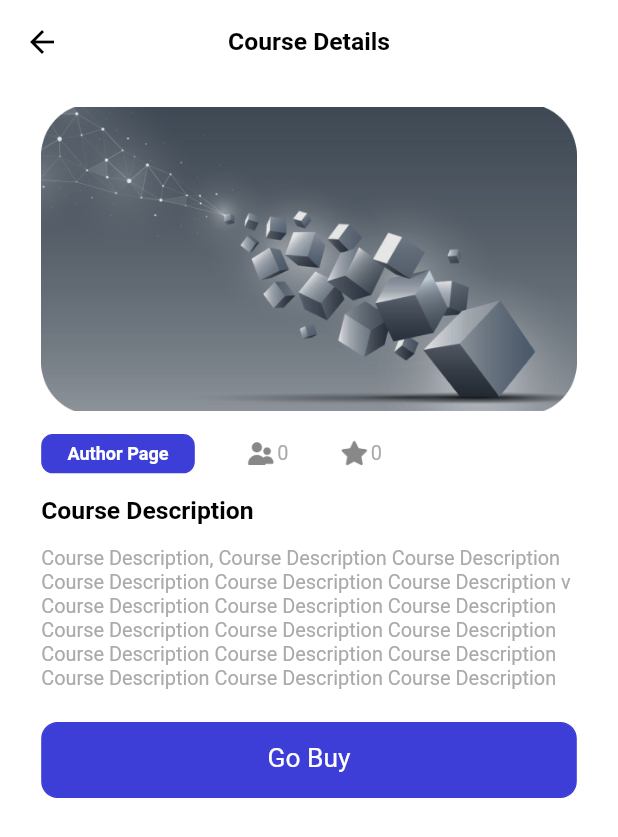
After one commit to Elvis-1/edtech, a Flutter app: the CourseDetailPage screen opened by its route, after a tap on "Author Page", on a phone screen of 412 x 824 dp. The commit adds this screen. Shown: the top 837 px of the screen. Run offline on Flutter 3.47's test engine with Material 2 defaults, Android fonts, the phone set to English and light mode, and no system bars; our stand-ins replace cloud_firestore, dio, dots_indicator, firebase_auth, firebase_core, flutter_bloc and 4 more; accounts and stored records are empty; statements that could not run were skipped.

Commit message:
started course details page

```diff
--- a/lib/common/routes/names.dart
+++ b/lib/common/routes/names.dart
@@ -11,4 +11,6 @@ class AppRoutes {
   static const HOME_PAGE = '/home_page';
   // for settings of the app
   static const SETTINGS = "/settings";
+  // for course details page of the app
+  static const COURSE_DETAILS_PAGE = "/course_details_page";
 }
--- a/lib/common/routes/pages.dart
+++ b/lib/common/routes/pages.dart
@@ -1,6 +1,8 @@
 import 'package:edtech/common/routes/names.dart';
 import 'package:edtech/pages/application/application_page.dart';
 import 'package:edtech/pages/application/bloc/app_bloc.dart';
+import 'package:edtech/pages/course/bloc/course_detail_bloc.dart';
+import 'package:edtech/pages/course/course_detail_page.dart';
 import 'package:edtech/pages/home/bloc/home_page_bloc.dart';
 import 'package:edtech/pages/home/home_page.dart';
 import 'package:edtech/pages/profile/settings/bloc/settings_bloc.dart';
@@ -42,7 +44,11 @@ class AppPages {
       PageEntity(
           route: AppRoutes.SETTINGS,
           page: const SettingsPage(),
-          bloc: BlocProvider(create: (_) => SettingsBloc()))
+          bloc: BlocProvider(create: (_) => SettingsBloc())),
+      PageEntity(
+          route: AppRoutes.COURSE_DETAILS_PAGE,
+          page: const CourseDetailPage(),
+          bloc: BlocProvider(create: (_) => CourseDetailsBloc()))
     ];
   }
 
--- a/lib/common/service/storage_service.dart
+++ b/lib/common/service/storage_service.dart
@@ -40,7 +40,7 @@ class StorageService {
     return _prefs.getString(AppConstants.STORAGE_USER_TOKEN_KEY) ?? "";
   }
 
-  UserItem? getUserProfile() {
+  getUserProfile() {
     var profileOffline =
         _prefs.getString(AppConstants.STORAGE_USER_PROFILE_KEY) ?? "";
 
--- a/lib/common/utils/http_util.dart
+++ b/lib/common/utils/http_util.dart
@@ -17,8 +17,8 @@ class HttpUtil {
   HttpUtil._internal() {
     BaseOptions options = BaseOptions(
         baseUrl: AppConstants.SERVER_API_URL,
-        connectTimeout: const Duration(seconds: 30),
-        receiveTimeout: const Duration(seconds: 30),
+        connectTimeout: const Duration(minutes: 20),
+        receiveTimeout: const Duration(minutes: 20),
         headers: {},
         contentType: "application/json: charset=utf-8",
         responseType: ResponseType.json);
--- a/lib/common/widgets/base_text_widget.dart
+++ b/lib/common/widgets/base_text_widget.dart
@@ -6,7 +6,7 @@ import '../values/colors.dart';
 
 Widget reusableText(String text,
     {Color color = AppColors.primaryText,
-    int fontSize = 15,
+    double fontSize = 15,
     FontWeight fontWeight = FontWeight.bold}) {
   return Container(
     child: Text(
--- a/lib/global.dart
+++ b/lib/global.dart
@@ -1,5 +1,7 @@
+import 'package:edtech/common/routes/bloc_observer.dart';
 import 'package:flutter/material.dart';
 import 'package:firebase_core/firebase_core.dart';
+import 'package:flutter_bloc/flutter_bloc.dart';
 import 'common/service/storage_service.dart';
 
 class Global {
@@ -7,6 +9,7 @@ class Global {
 
   static Future init() async {
     WidgetsFlutterBinding.ensureInitialized();
+    Bloc.observer = MyGlobalObserver();
     await Firebase.initializeApp();
 
     storageService = await StorageService().init();
--- a/lib/main.dart
+++ b/lib/main.dart
@@ -32,10 +32,11 @@ class MyApp extends StatelessWidget {
                 primarySwatch: Colors.amber,
                 appBarTheme: const AppBarTheme(
                     elevation: 0, backgroundColor: Colors.white)),
+            // home: const ApplicationPage(),
             onGenerateRoute: AppPages.GenerateRouteSettings,
           ),
         ));
   }
 
-  // 6:17 part 4
+  // 1000:0 part 5
 }
--- /dev/null
+++ b/lib/pages/course/bloc/course_detail_bloc.dart
@@ -0,0 +1,14 @@
+import 'package:edtech/pages/course/bloc/course_detail_event.dart';
+import 'package:edtech/pages/course/bloc/course_detail_state.dart';
+import 'package:flutter_bloc/flutter_bloc.dart';
+
+class CourseDetailsBloc extends Bloc<CourseDetailEvents, CourseDetailsState> {
+  CourseDetailsBloc() : super(const CourseDetailsState()) {
+    on<TriggerCourseDetailEvent>(_triggerCourseDetail);
+  }
+
+  void _triggerCourseDetail(
+      TriggerCourseDetailEvent event, Emitter<CourseDetailsState> emit) {
+    emit(state.copyWith(courseItem: event.courseItem));
+  }
+}
--- /dev/null
+++ b/lib/pages/course/course_detail_page.dart
@@ -0,0 +1,74 @@
+import 'package:edtech/common/values/colors.dart';
+import 'package:edtech/common/widgets/base_text_widget.dart';
+import 'package:edtech/pages/course/widgets/course_detials_widget.dart';
+
+import 'package:flutter/material.dart';
+
+import 'package:flutter_screenutil/flutter_screenutil.dart';
+
+class CourseDetailPage extends StatefulWidget {
+  const CourseDetailPage({super.key});
+
+  @override
+  State<CourseDetailPage> createState() => _CourseDetailPageState();
+}
+
+class _CourseDetailPageState extends State<CourseDetailPage> {
+  late var id;
+  @override
+  void initState() {
+    // TODO: implement initState
+    super.initState();
+  }
+
+  @override
+  void didChangeDependencies() {
+    // TODO: implement didChangeDependencies
+    super.didChangeDependencies();
+    id = ModalRoute.of(context)!.settings.arguments as Map;
+    print(id.values.toString());
+  }
+
+  @override
+  Widget build(BuildContext context) {
+    return Container(
+        color: Colors.white,
+        child: Scaffold(
+          backgroundColor: Colors.white,
+          appBar: buildAppBar(),
+          body: SingleChildScrollView(
+              child: Column(
+            children: [
+              Padding(
+                padding: EdgeInsets.symmetric(vertical: 15.h, horizontal: 25.w),
+                child: Column(
+                    crossAxisAlignment: CrossAxisAlignment.start,
+                    children: [
+                      // first big image
+                      thumbnail(),
+                      SizedBox(
+                        height: 15.h,
+                      ),
+                      // three buttons or menu
+                      menuView(),
+                      SizedBox(
+                        height: 15.h,
+                      ),
+                      // course description title
+                      reusableText("Course Description"),
+                      SizedBox(
+                        height: 15.h,
+                      ),
+                      // course description
+                      descriptionText(),
+                      SizedBox(
+                        height: 20.h,
+                      ),
+                      goBuyButton("Go Buy"),
+                    ]),
+              )
+            ],
+          )),
+        ));
+  }
+}
--- /dev/null
+++ b/lib/pages/course/widgets/course_detials_widget.dart
@@ -0,0 +1,93 @@
+import 'package:edtech/common/widgets/base_text_widget.dart';
+import 'package:flutter/material.dart';
+import 'package:flutter_screenutil/flutter_screenutil.dart';
+
+import '../../../common/values/colors.dart';
+
+AppBar buildAppBar() {
+  return AppBar(
+    centerTitle: true,
+    title: reusableText('Course Details'),
+  );
+}
+
+Widget thumbnail() {
+  return Container(
+    width: 325.w,
+    height: 200.h,
+    decoration: const BoxDecoration(
+        image: DecorationImage(
+            fit: BoxFit.fitWidth,
+            image: AssetImage("assets/icons/Image(1).png"))),
+  );
+}
+
+Widget menuView() {
+  return Container(
+    width: 325,
+    child: Row(children: [
+      GestureDetector(
+        onTap: () {},
+        child: Container(
+          padding: EdgeInsets.symmetric(horizontal: 15.w, vertical: 5.h),
+          decoration: BoxDecoration(
+              borderRadius: BorderRadius.circular(7.w),
+              border: Border.all(color: AppColors.primaryElement),
+              color: AppColors.primaryElement),
+          child: reusableText("Author Page",
+              color: AppColors.primaryElementText,
+              fontWeight: FontWeight.bold,
+              fontSize: 10.sp),
+        ),
+      ),
+      _iconAndNum("assets/icons/people.png", 0),
+      _iconAndNum("assets/icons/star.png", 0),
+    ]),
+  );
+}
+
+Widget _iconAndNum(String iconPath, int num) {
+  return Container(
+    margin: EdgeInsets.only(left: 30.w),
+    child: Row(children: [
+      Image(
+        image: AssetImage(iconPath),
+        width: 20.w,
+        height: 20.h,
+      ),
+      reusableText(num.toString(),
+          color: AppColors.primaryThirdElementText,
+          fontSize: 11.sp,
+          fontWeight: FontWeight.normal),
+    ]),
+  );
+}
+
+Widget descriptionText() {
+  return reusableText(
+    "Course Description, Course Description Course Description Course Description Course Description Course Description v Course Description Course Description Course Description Course Description Course Description Course Description Course Description Course Description Course Description Course Description Course Description Course Description ",
+    color: AppColors.primaryThirdElementText,
+    fontSize: 11.sp,
+    fontWeight: FontWeight.normal,
+  );
+}
+
+Widget goBuyButton(String name) {
+  return Container(
+    padding: EdgeInsets.only(top: 13.h),
+    width: 330.w,
+    height: 50.h,
+    decoration: BoxDecoration(
+        color: AppColors.primaryElement,
+        borderRadius: BorderRadius.circular(10.w),
+        border: Border.all(color: AppColors.primaryElement)),
+    child: Text(
+      name,
+      textAlign: TextAlign.center,
+      style: TextStyle(
+          color: AppColors.primaryElementText,
+          fontSize: 16.sp,
+          fontWeight: FontWeight.normal),
+    ),
+  );
+}
--- a/lib/pages/home/bloc/home_page_event.dart
+++ b/lib/pages/home/bloc/home_page_event.dart
@@ -11,5 +11,5 @@ class HomePageDots extends HomePageEvents {
 
 class HomePageCourseItemEvent extends HomePageEvents {
   const HomePageCourseItemEvent(this.courseItem);
-  final List<CourseItem> courseItem;
+  final List<CourseItem>? courseItem;
 }
--- a/lib/pages/profile/settings/settings_page.dart
+++ b/lib/pages/profile/settings/settings_page.dart
@@ -20,6 +20,7 @@ class SettingsPage extends StatefulWidget {
 
 class _SettingsPageState extends State<SettingsPage> {
   void removeUserData() {
+    context.read<AppBlocs>().add(const TriggerAppEvent(0));
     context.read<AppBlocs>().add(const TriggerAppEvent(0));
     Global.storageService.remove(AppConstants.STORAGE_USER_TOKEN_KEY);
     Global.storageService.remove(AppConstants.STORAGE_USER_PROFILE_KEY);
```
Also changed, not shown: lib/common/routes/bloc_observer.dart (added, +28 -0 lines), lib/pages/course/bloc/course_detail_event.dart (added, +10 -0 lines), lib/pages/course/bloc/course_detail_state.dart (added, +11 -0 lines), lib/pages/home/home_controller.dart (+28 -12 lines), lib/pages/home/home_page.dart (+30 -11 lines), lib/pages/sign in/sign_in_controller.dart (+11 -4 lines).
